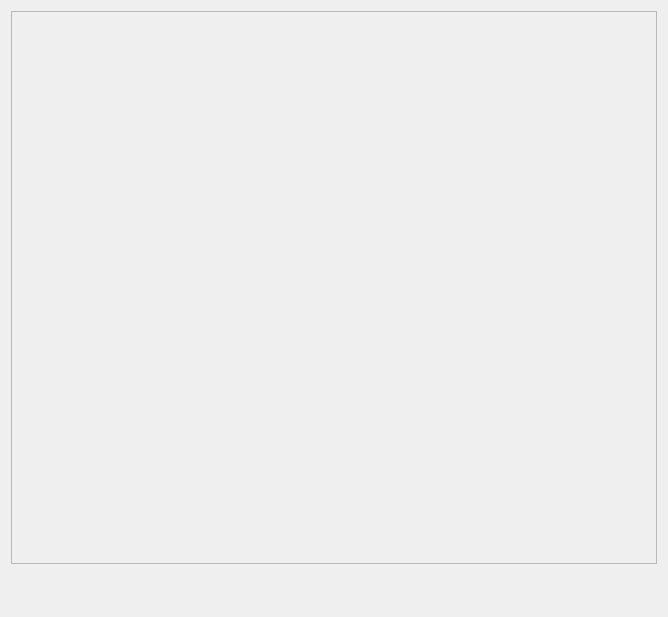
Before: the Qt Designer form widget/Setting/ChatBot/WLibarary.ui in yechaoGitHub/AI, drawn with Qt 5.
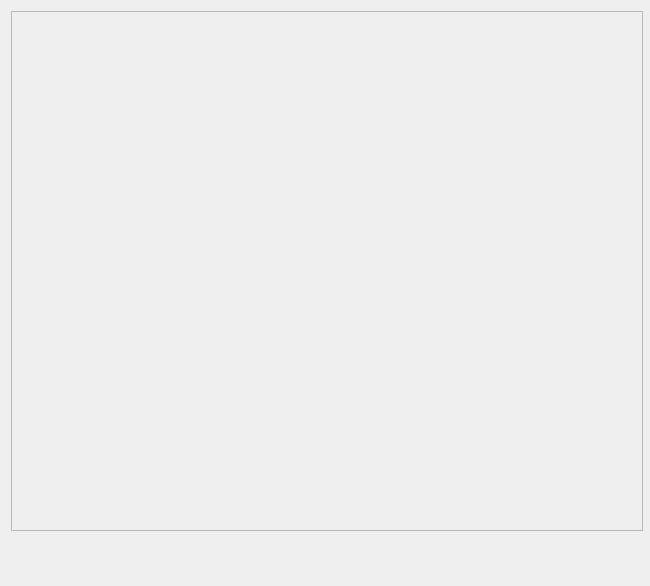
After: the same form once the commit is applied. Icons and pictures are not drawn. Custom widgets are drawn as their Qt base class.

Diff of the .ui file:
```diff
--- a/widget/Setting/ChatBot/WLibarary.ui
+++ b/widget/Setting/ChatBot/WLibarary.ui
@@ -6,10 +6,28 @@
    <rect>
     <x>0</x>
     <y>0</y>
-    <width>668</width>
-    <height>617</height>
+    <width>650</width>
+    <height>586</height>
    </rect>
   </property>
+  <property name="sizePolicy">
+   <sizepolicy hsizetype="Minimum" vsizetype="Minimum">
+    <horstretch>0</horstretch>
+    <verstretch>0</verstretch>
+   </sizepolicy>
+  </property>
+  <property name="minimumSize">
+   <size>
+    <width>650</width>
+    <height>586</height>
+   </size>
+  </property>
+  <property name="maximumSize">
+   <size>
+    <width>650</width>
+    <height>586</height>
+   </size>
+  </property>
   <property name="windowTitle">
    <string>WLibarary</string>
   </property>
@@ -79,6 +97,18 @@
   <layout class="QVBoxLayout" name="verticalLayout">
    <item>
     <widget class="QFrame" name="frame">
+     <property name="minimumSize">
+      <size>
+       <width>632</width>
+       <height>520</height>
+      </size>
+     </property>
+     <property name="maximumSize">
+      <size>
+       <width>632</width>
+       <height>520</height>
+      </size>
+     </property>
      <property name="frameShape">
       <enum>QFrame::StyledPanel</enum>
      </property>
@@ -104,6 +134,19 @@
      </property>
     </widget>
    </item>
+   <item>
+    <spacer name="verticalSpacer">
+     <property name="orientation">
+      <enum>Qt::Vertical</enum>
+     </property>
+     <property name="sizeHint" stdset="0">
+      <size>
+       <width>20</width>
+       <height>34</height>
+      </size>
+     </property>
+    </spacer>
+   </item>
   </layout>
  </widget>
  <layoutdefault spacing="6" margin="11"/>
```
